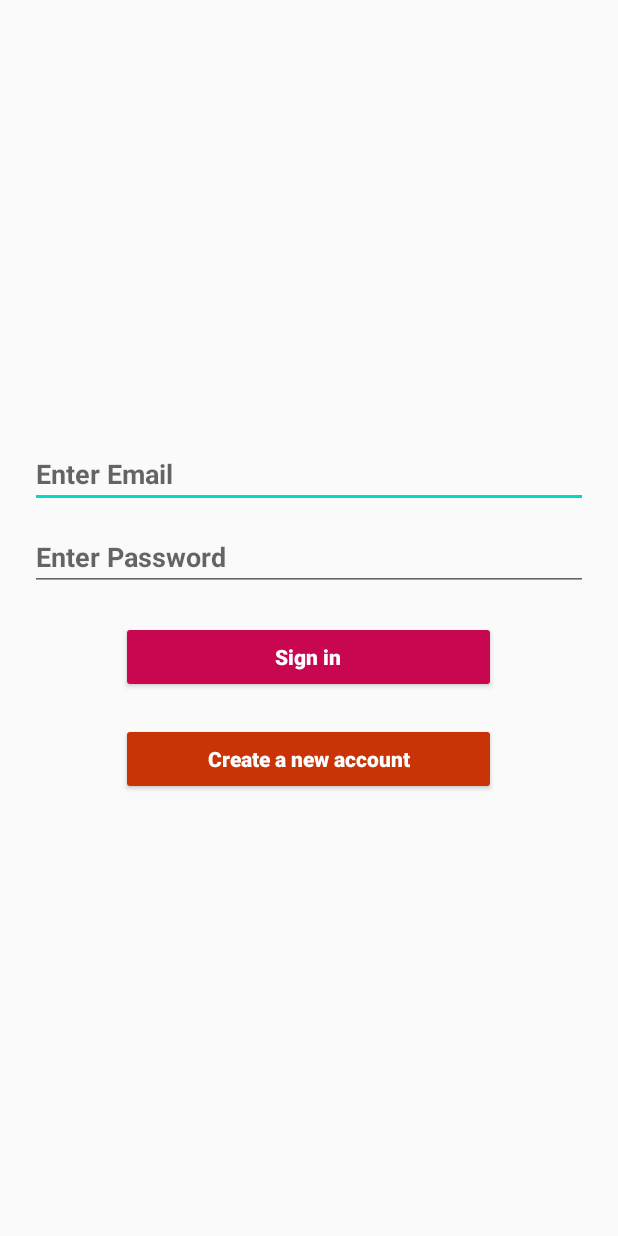
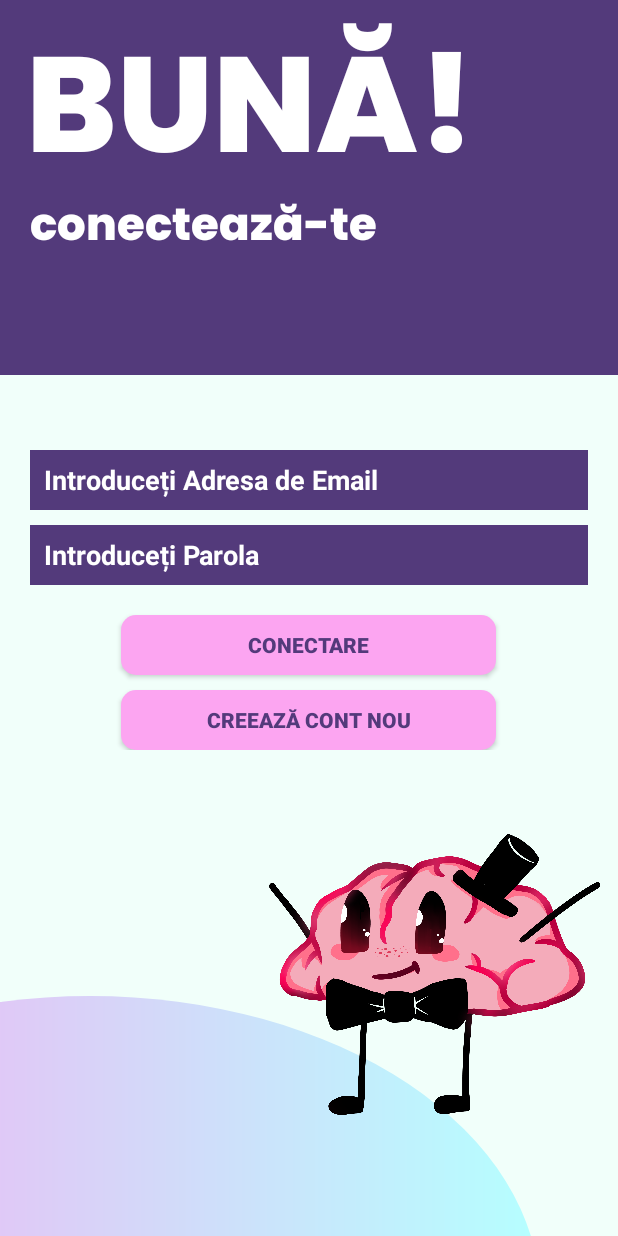
Before and after one commit to Eiline04/Minder, an Android app: the screen it shows after launch (LoginActivity), on a phone screen of 412 x 824 dp. Run offline under Robolectric (Android 15) with nearby library versions, the phone set to English and light mode, and no system bars; our stand-ins replace Firebase (no records; nobody signed in at launch, a user with empty details on screens opened directly).

Commit message:
ecran login

```diff
--- a/app/src/main/res/layout/activity_login.xml
+++ b/app/src/main/res/layout/activity_login.xml
@@ -4,55 +4,164 @@
     xmlns:tools="http://schemas.android.com/tools"
     android:layout_width="match_parent"
     android:layout_height="match_parent"
-    tools:context=".authentication.LoginActivity">
+    tools:context=".authentication.LoginActivity"
+    android:background="#F1FFFA">
+
+
+
+    <LinearLayout
+        android:layout_width="match_parent"
+        android:layout_height="match_parent"
+        android:layerType="software"
+        android:gravity="bottom">
+
+
+
+        <TextView
+            android:layout_width="600dp"
+            android:layout_marginStart="-240dp"
+            android:layout_marginBottom="-120dp"
+            android:layout_height="400dp"
+            android:background="@drawable/gradient_pink_blue" />
+
+
+
+    </LinearLayout>
 
     <LinearLayout
         android:layout_width="match_parent"
         android:layout_height="match_parent"
         android:orientation="vertical"
+        android:gravity="top">
+
+        <LinearLayout
+            android:layout_width="match_parent"
+            android:layout_height="wrap_content"
+            android:orientation="vertical"
+            android:layout_marginTop="0dp"
             android:gravity="center">
+
+
+
+
+            <TextView
+                android:layout_width="match_parent"
+                android:layout_height="250dp"
+                android:layout_marginTop="0dp"
+                android:layout_marginBottom="0dp"
+                android:background="@drawable/rectangle_purple"
+                android:text=" BUNĂ!"
+                android:textSize="90sp"
+                android:textColor="#fff"
+                android:fontFamily="@font/poppins_extrabold"/>
+
+
+
+        </LinearLayout>
+
+
+
+        <LinearLayout
+            android:layout_width="match_parent"
+            android:layout_height="wrap_content"
+            android:orientation="vertical"
+            android:layout_marginTop="50dp"
+            android:gravity="center">
+
             <EditText
                 android:id="@+id/emailFiled"
                 android:layout_width="match_parent"
-            android:layout_height="wrap_content"
-            android:hint="Enter Email"
+                android:layout_height="40dp"
+                android:hint="  Introduceți Adresa de Email"
+                android:layout_marginTop="0dp"
                 android:layout_marginStart="20dp"
                 android:layout_marginEnd="20dp"
-            android:textColor="#000"
-            android:textStyle="bold"/>
+                android:textColor="#fff"
+                android:textStyle="bold"
+                android:textColorHint="#fff"
+                android:background="#533A7B"/>
             <EditText
                 android:layout_marginTop="10dp"
                 android:id="@+id/passwordFiled"
                 android:layout_width="match_parent"
-            android:layout_height="wrap_content"
-            android:hint="Enter Password"
+                android:layout_height="40dp"
+                android:hint="  Introduceți Parola"
                 android:layout_marginStart="20dp"
                 android:layout_marginEnd="20dp"
-            android:textColor="#000"
-            android:textStyle="bold"/>
+                android:textColor="#fff"
+                android:textStyle="bold"
+                android:textColorHint="#fff"
+                android:background="#533A7B"/>
+
+            <LinearLayout
+                android:layout_width="match_parent"
+                android:layout_height="match_parent"
+                android:orientation="vertical"
+                android:layout_marginTop="10dp"
+                android:gravity="center">
 
                 <Button
                     android:id="@+id/signinButton"
                     android:layout_width="250dp"
-            android:layout_height="wrap_content"
-            android:text="Sign in"
-            android:textAllCaps="false"
-            android:backgroundTint="#c90751"
+                    android:layout_height="40dp"
+                    android:text="Conectare"
+                    android:textAllCaps="true"
+                    android:background="@drawable/rectangle_pink"
                     android:textStyle="bold"
-            android:textColor="#fff"
-            android:layout_marginTop="20dp"/>
+                    android:textColor="#533A7B"
+                    android:layout_marginTop="10dp"/>
                 <Button
                     android:id="@+id/signupButton"
                     android:layout_width="250dp"
-            android:layout_height="wrap_content"
-            android:text="Create a new account"
-            android:textAllCaps="false"
-            android:backgroundTint="#c93407"
+                    android:layout_height="40dp"
+                    android:text="Creează cont nou"
+                    android:textAllCaps="true"
+                    android:background="@drawable/rectangle_pink"
                     android:textStyle="bold"
-            android:textColor="#fff"
-            android:layout_marginTop="20dp"/>
+                    android:textColor="#533A7B"
+                    android:layout_marginTop="10dp"/>
+
+            </LinearLayout>
 
 
         </LinearLayout>
 
+        <LinearLayout
+            android:layout_width="match_parent"
+            android:layout_height="wrap_content"
+            android:gravity="right"
+            android:layout_marginTop="21dp">
+
+            <ImageView
+                android:layout_width="270dp"
+                android:layout_height="270dp"
+                android:id="@+id/brain"
+                android:src="@drawable/brain_tr"
+                android:layerType="hardware"
+                android:layout_marginEnd="-15dp"
+                android:contentDescription="brain" />
+        </LinearLayout>
+
+    </LinearLayout>
+
+
+    <LinearLayout
+        android:layout_width="match_parent"
+        android:layout_height="match_parent"
+        android:gravity="top">
+
+        <TextView
+            android:layout_width="wrap_content"
+            android:layout_height="wrap_content"
+            android:layout_marginHorizontal="20dp"
+            android:layout_marginTop="0dp"
+            android:layout_marginBottom="0dp"
+            android:textSize="30sp"
+            android:fontFamily="@font/poppins_extrabold"
+            android:textColor="#fff"
+            android:text="\n \n \nconectează-te"
+            />
+
+    </LinearLayout>
+
 </RelativeLayout>
```
Lines whose indentation alone changed are shown as unchanged.
